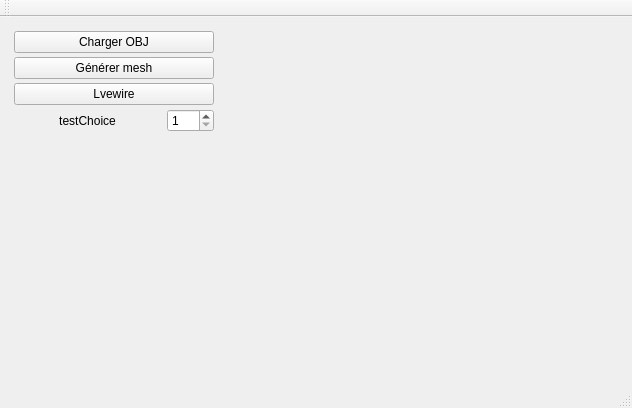
Qt form projetQt/mainwindow.ui (MABILYJohan/PFE_Livewire) before a commit.
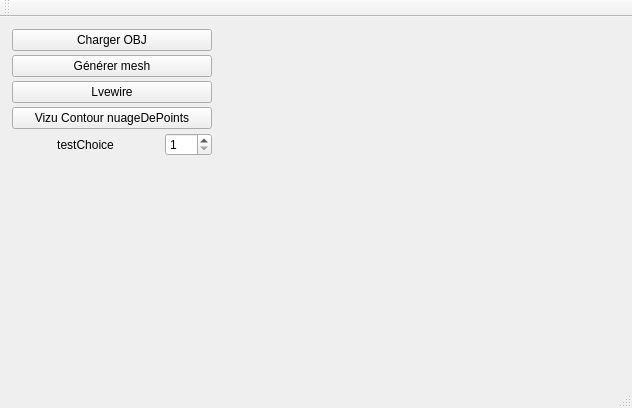
The same form after that commit. Custom widgets are drawn as their Qt base class.

Commit message: ajout vizu nuage de point contour + affinage de l'affichage

```diff
--- a/projetQt/mainwindow.ui
+++ b/projetQt/mainwindow.ui
@@ -14,9 +14,15 @@
    <string>MainWindow</string>
   </property>
   <widget class="QWidget" name="centralWidget">
-   <layout class="QHBoxLayout" name="horizontalLayout_2">
-    <item>
      <widget class="QWidget" name="widget_2" native="true">
+    <property name="geometry">
+     <rect>
+      <x>9</x>
+      <y>9</y>
+      <width>206</width>
+      <height>165</height>
+     </rect>
+    </property>
       <property name="sizePolicy">
        <sizepolicy hsizetype="Maximum" vsizetype="Preferred">
         <horstretch>150</horstretch>
@@ -72,6 +78,13 @@
          </property>
         </widget>
        </item>
+     <item>
+      <widget class="QPushButton" name="pushButton_vizuContour">
+       <property name="text">
+        <string>Vizu Contour nuageDePoints</string>
+       </property>
+      </widget>
+     </item>
        <item>
         <layout class="QHBoxLayout" name="horizontalLayout">
          <item>
@@ -117,11 +130,16 @@
        </item>
       </layout>
      </widget>
-    </item>
-    <item>
-     <widget class="MeshViewerWidget" name="displayWidget" native="true"/>
-    </item>
-   </layout>
+   <widget class="MeshViewerWidget" name="displayWidget" native="true">
+    <property name="geometry">
+     <rect>
+      <x>221</x>
+      <y>9</y>
+      <width>402</width>
+      <height>329</height>
+     </rect>
+    </property>
+   </widget>
   </widget>
   <widget class="QMenuBar" name="menuBar">
    <property name="geometry">
```
Lines whose indentation alone changed are shown as unchanged. The commit also changes 26 other files.
